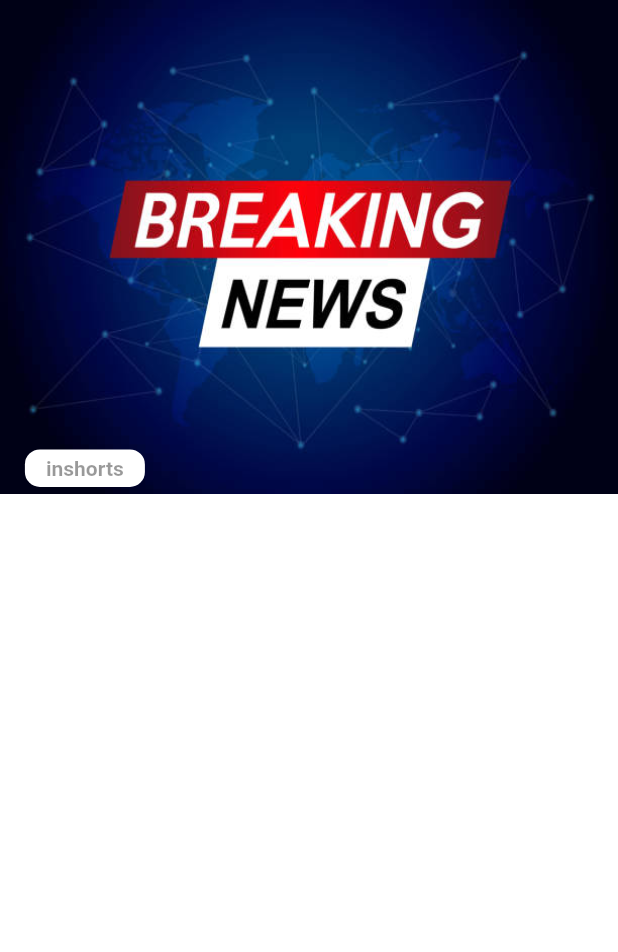
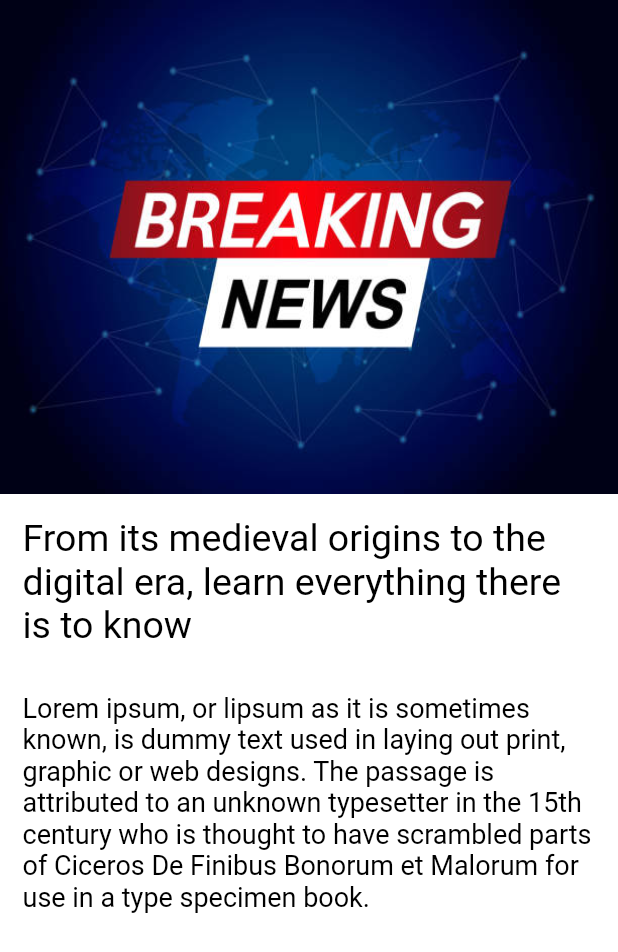
Before and after one commit to Saikumar-bs/inshorts_app_clone, a Flutter app: the screen it shows after launch, on a phone screen of 412 x 824 dp. Shown: the top 952 px of the screen. Run offline on Flutter 3.47's test engine with Material 2 defaults, Android fonts, the light colour scheme and no system bars.

Commit message:
added news text

```diff
--- a/lib/news_screen.dart
+++ b/lib/news_screen.dart
@@ -9,8 +9,8 @@ class NewsScreen extends StatelessWidget {
   Widget build(BuildContext context) {
     var size = MediaQuery.of(context).size;
     return Scaffold(
-      body: Stack(
-        children: <Widget>[
+      body: SafeArea(
+        child: Column(children: [
           Container(
             height: size.height * 0.4,
             decoration: BoxDecoration(
@@ -23,31 +23,45 @@ class NewsScreen extends StatelessWidget {
               ),
             ),
           ),
-          SafeArea(
-            child: Align(
-              alignment: Alignment(-0.90, -0.25),
-              child: Container(
-                height: 25.0,
-                width: 80.0,
-                decoration: BoxDecoration(
-                    color: kBackgroundColor,
-                    borderRadius: BorderRadius.circular(10)),
-                child: Align(
-                  alignment: Alignment.center,
-                  child: Text(
-                    'inshorts',
-                    textAlign: TextAlign.center,
-                    style: TextStyle(
-                      color: kTextColor.withOpacity(0.4),
-                      fontSize: 14.0,
-                      fontWeight: FontWeight.bold,
-                    ),
-                  ),
-                ),
+          // Container(
+          //   height: 20.0,
+          //   width: 80.0,
+          //   decoration: BoxDecoration(
+          //       color: kBackgroundColor, borderRadius: BorderRadius.circular(10)),
+          //   child: Align(
+          //     alignment: Alignment.centerLeft,
+          //     child: Text(
+          //       'inshorts',
+          //       textAlign: TextAlign.center,
+          //       style: TextStyle(
+          //         color: kTextColor.withOpacity(0.45),
+          //         fontSize: 14.0,
+          //         fontWeight: FontWeight.bold,
+          //       ),
+          //     ),
+          //   ),
+          // ),
+          Padding(
+            padding: const EdgeInsets.all(15.0),
+            child: Text(
+              'From its medieval origins to the digital era, learn everything there is to know',
+              style: TextStyle(
+                color: kTextColor,
+                fontSize: 25.0,
               ),
             ),
-          )
-        ],
+          ),
+          Padding(
+            padding: const EdgeInsets.all(15.0),
+            child: Text(
+              'Lorem ipsum, or lipsum as it is sometimes known, is dummy text used in laying out print, graphic or web designs. The passage is attributed to an unknown typesetter in the 15th century who is thought to have scrambled parts of Ciceros De Finibus Bonorum et Malorum for use in a type specimen book.',
+              style: TextStyle(
+                color: kTextColor,
+                fontSize: 18.0,
+              ),
+            ),
+          ),
+        ]),
       ),
     );
   }
```
